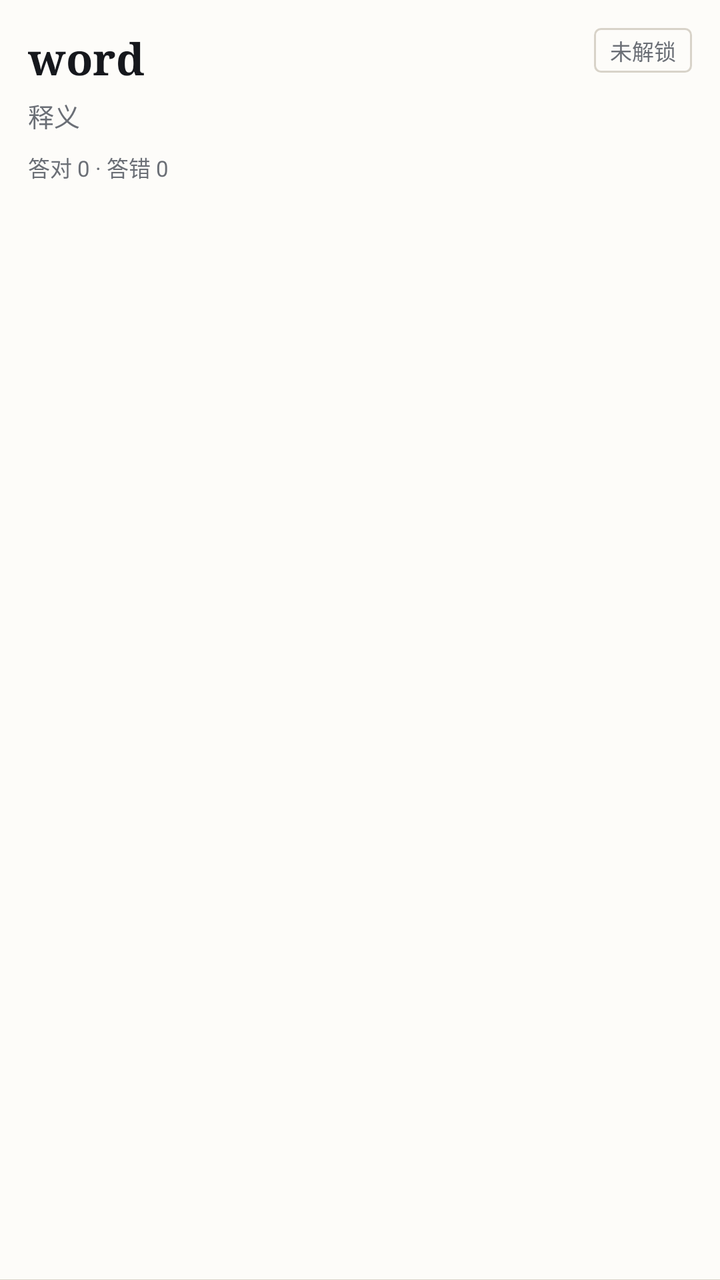
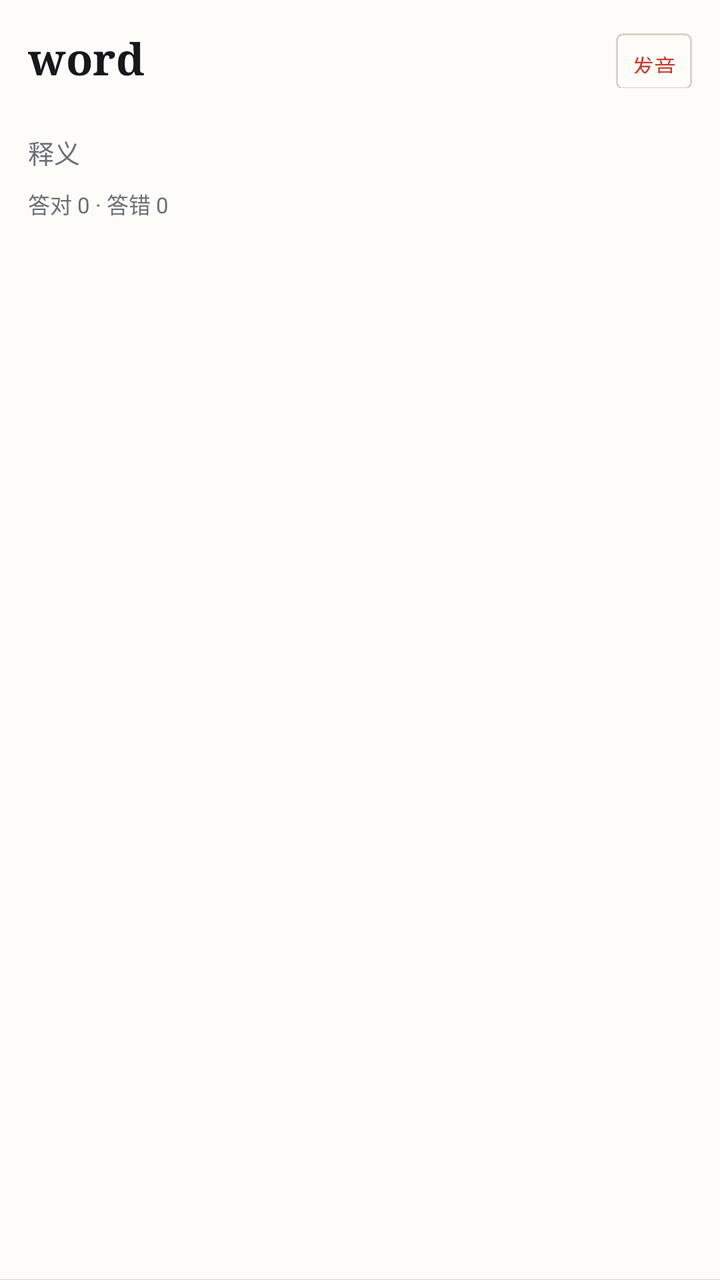

Before-and-after screenshots of an Android layout around one commit, followed by the original layout XML and the change that was made.
<!-- AndroidManifest.xml: application theme AppTheme -->
<!-- res/layout/item_word.xml -->
<?xml version="1.0" encoding="utf-8"?>
<LinearLayout xmlns:android="http://schemas.android.com/apk/res/android"
    android:id="@+id/itemRoot"
    android:layout_width="match_parent"
    android:layout_height="wrap_content"
    android:orientation="horizontal"
    android:background="@drawable/bg_row"
    android:padding="14dp">

    <LinearLayout
        android:layout_width="0dp"
        android:layout_height="wrap_content"
        android:layout_weight="1"
        android:orientation="vertical">

        <LinearLayout
            android:layout_width="match_parent"
            android:layout_height="wrap_content"
            android:orientation="horizontal"
            android:gravity="center_vertical">

            <TextView
                android:id="@+id/tvWord"
                android:layout_width="wrap_content"
                android:layout_height="wrap_content"
                android:fontFamily="serif"
                android:text="word"
                android:textSize="22sp"
                android:textStyle="bold"
                android:textColor="@color/text" />

            <TextView
                android:id="@+id/tvPhonetic"
                android:layout_width="wrap_content"
                android:layout_height="wrap_content"
                android:layout_marginLeft="8dp"
                android:text=""
                android:textSize="12sp"
                android:textColor="@color/text_sub" />
        </LinearLayout>

        <TextView
            android:id="@+id/tvMeaning"
            android:layout_width="match_parent"
            android:layout_height="wrap_content"
            android:layout_marginTop="4dp"
            android:maxLines="2"
            android:ellipsize="end"
            android:text="释义"
            android:textSize="13sp"
            android:lineSpacingExtra="2dp"
            android:textColor="@color/text_sub" />

        <LinearLayout
            android:layout_width="match_parent"
            android:layout_height="wrap_content"
            android:layout_marginTop="8dp"
            android:orientation="horizontal">

            <TextView
                android:id="@+id/tvMeta"
                android:layout_width="0dp"
                android:layout_height="wrap_content"
                android:layout_weight="1"
                android:text="答对 0 · 答错 0"
                android:textSize="11sp"
                android:textColor="@color/text_sub" />

            <TextView
                android:id="@+id/tvReview"
                android:layout_width="wrap_content"
                android:layout_height="wrap_content"
                android:text=""
                android:textSize="11sp"
                android:textColor="@color/primary" />
        </LinearLayout>
    </LinearLayout>

    <TextView
        android:id="@+id/tvState"
        android:layout_width="wrap_content"
        android:layout_height="wrap_content"
        android:layout_marginLeft="8dp"
        android:paddingLeft="8dp"
        android:paddingRight="8dp"
        android:paddingTop="3dp"
        android:paddingBottom="3dp"
        android:background="@drawable/bg_chip"
        android:text="未解锁"
        android:textSize="11sp"
        android:textColor="@color/text_sub" />

</LinearLayout>
<!-- resources referenced by this layout -->
<resources>
  <color name="primary">#C2402F</color>
  <color name="text">#16181D</color>
  <color name="text_sub">#6B6F76</color>
  <!-- drawable bg_chip (drawable) -->
  <?xml version="1.0" encoding="utf-8"?>
  <shape xmlns:android="http://schemas.android.com/apk/res/android" android:shape="rectangle">
      <solid android:color="@color/card" />
      <corners android:radius="3dp" />
      <stroke android:width="1dp" android:color="@color/line" />
      <padding android:left="10dp" android:top="4dp" android:right="10dp" android:bottom="4dp" />
  </shape>
  <!-- drawable bg_row (drawable) -->
  <?xml version="1.0" encoding="utf-8"?>
  <layer-list xmlns:android="http://schemas.android.com/apk/res/android">
      <item>
          <shape android:shape="rectangle">
              <solid android:color="@color/card" />
          </shape>
      </item>
      <item android:gravity="bottom" android:height="1px">
          <shape android:shape="rectangle">
              <solid android:color="@color/line" />
          </shape>
      </item>
  </layer-list>
  <style name="AppTheme" parent="@android:style/Theme.Material.Light.NoActionBar">
          <item name="android:colorPrimary">@color/primary</item>
          <item name="android:colorPrimaryDark">@color/primary_dark</item>
          <item name="android:colorAccent">@color/accent</item>
          <item name="android:windowBackground">@color/bg</item>
          <item name="android:statusBarColor">@color/bg</item>
          <item name="android:windowLightStatusBar">true</item>
          <item name="android:textColorPrimary">@color/text</item>
          <item name="android:textColorSecondary">@color/text_sub</item>
          <item name="android:textColorHint">@color/text_sub</item>
      </style>
  <color name="card">#FDFCF9</color>
  <color name="line">#D8D3C9</color>
  <color name="primary_dark">#9E3225</color>
  <color name="accent">#16181D</color>
  <color name="bg">#F7F5F0</color>
</resources>

<!-- the commit's change to res/layout/item_word.xml (unified diff, before → after) -->
@@ -3,91 +3,84 @@
     android:id="@+id/itemRoot"
     android:layout_width="match_parent"
     android:layout_height="wrap_content"
-    android:orientation="horizontal"
+    android:orientation="vertical"
     android:background="@drawable/bg_row"
     android:padding="14dp">
 
     <LinearLayout
-        android:layout_width="0dp"
+        android:layout_width="match_parent"
         android:layout_height="wrap_content"
-        android:layout_weight="1"
-        android:orientation="vertical">
-
-        <LinearLayout
-            android:layout_width="match_parent"
-            android:layout_height="wrap_content"
-            android:orientation="horizontal"
-            android:gravity="center_vertical">
-
-            <TextView
-                android:id="@+id/tvWord"
-                android:layout_width="wrap_content"
-                android:layout_height="wrap_content"
-                android:fontFamily="serif"
-                android:text="word"
-                android:textSize="22sp"
-                android:textStyle="bold"
-                android:textColor="@color/text" />
-
-            <TextView
-                android:id="@+id/tvPhonetic"
-                android:layout_width="wrap_content"
-                android:layout_height="wrap_content"
-                android:layout_marginLeft="8dp"
-                android:text=""
-                android:textSize="12sp"
-                android:textColor="@color/text_sub" />
-        </LinearLayout>
+        android:orientation="horizontal"
+        android:gravity="top">
 
         <TextView
-            android:id="@+id/tvMeaning"
-            android:layout_width="match_parent"
+            android:id="@+id/tvWord"
+            android:layout_width="0dp"
             android:layout_height="wrap_content"
-            android:layout_marginTop="4dp"
-            android:maxLines="2"
-            android:ellipsize="end"
-            android:text="释义"
-            android:textSize="13sp"
-            android:lineSpacingExtra="2dp"
-            android:textColor="@color/text_sub" />
+            android:layout_weight="1"
+            android:fontFamily="serif"
+            android:text="word"
+            android:textSize="22sp"
+            android:textStyle="bold"
+            android:textColor="@color/text" />
 
-        <LinearLayout
-            android:layout_width="match_parent"
-            android:layout_height="wrap_content"
-            android:layout_marginTop="8dp"
-            android:orientation="horizontal">
-
-            <TextView
-                android:id="@+id/tvMeta"
-                android:layout_width="0dp"
-                android:layout_height="wrap_content"
-                android:layout_weight="1"
-                android:text="答对 0 · 答错 0"
-                android:textSize="11sp"
-                android:textColor="@color/text_sub" />
-
-            <TextView
-                android:id="@+id/tvReview"
-                android:layout_width="wrap_content"
-                android:layout_height="wrap_content"
-                android:text=""
-                android:textSize="11sp"
-                android:textColor="@color/primary" />
-        </LinearLayout>
+        <TextView
+            android:id="@+id/btnItemSpeak"
+            android:layout_width="wrap_content"
+            android:layout_height="28dp"
+            android:layout_marginLeft="8dp"
+            android:background="@drawable/bg_btn_ghost"
+            android:gravity="center"
+            android:paddingLeft="8dp"
+            android:paddingRight="8dp"
+            android:text="发音"
+            android:textSize="11sp"
+            android:textColor="@color/primary" />
     </LinearLayout>
 
     <TextView
-        android:id="@+id/tvState"
-        android:layout_width="wrap_content"
+        android:id="@+id/tvPhonetic"
+        android:layout_width="match_parent"
         android:layout_height="wrap_content"
-        android:layout_marginLeft="8dp"
-        android:paddingLeft="8dp"
-        android:paddingRight="8dp"
-        android:paddingTop="3dp"
-        android:paddingBottom="3dp"
-        android:background="@drawable/bg_chip"
-        android:text="未解锁"
-        android:textSize="11sp"
+        android:layout_marginTop="2dp"
+        android:text=""
+        android:textSize="12sp"
         android:textColor="@color/text_sub" />
 
+    <TextView
+        android:id="@+id/tvMeaning"
+        android:layout_width="match_parent"
+        android:layout_height="wrap_content"
+        android:layout_marginTop="4dp"
+        android:maxLines="2"
+        android:ellipsize="end"
+        android:text="释义"
+        android:textSize="13sp"
+        android:lineSpacingExtra="2dp"
+        android:textColor="@color/text_sub" />
+
+    <LinearLayout
+        android:layout_width="match_parent"
+        android:layout_height="wrap_content"
+        android:layout_marginTop="8dp"
+        android:orientation="horizontal">
+
+        <TextView
+            android:id="@+id/tvMeta"
+            android:layout_width="0dp"
+            android:layout_height="wrap_content"
+            android:layout_weight="1"
+            android:text="答对 0 · 答错 0"
+            android:textSize="11sp"
+            android:textColor="@color/text_sub" />
+
+        <TextView
+            android:id="@+id/tvReview"
+            android:layout_width="wrap_content"
+            android:layout_height="wrap_content"
+            android:text=""
+            android:textSize="11sp"
+            android:textColor="@color/primary" />
+    </LinearLayout>
+
 </LinearLayout>
<!-- resource entries referenced after the edit -->
@@ -3,13 +3,13 @@
   <color name="primary">#C2402F</color>
   <color name="text">#16181D</color>
   <color name="text_sub">#6B6F76</color>
-  <!-- drawable bg_chip (drawable) -->
+  <!-- drawable bg_btn_ghost (drawable) -->
   <?xml version="1.0" encoding="utf-8"?>
   <shape xmlns:android="http://schemas.android.com/apk/res/android" android:shape="rectangle">
       <solid android:color="@color/card" />
       <corners android:radius="3dp" />
       <stroke android:width="1dp" android:color="@color/line" />
-      <padding android:left="10dp" android:top="4dp" android:right="10dp" android:bottom="4dp" />
+      <padding android:left="12dp" android:top="8dp" android:right="12dp" android:bottom="8dp" />
   </shape>
   <!-- drawable bg_row (drawable) -->
   <?xml version="1.0" encoding="utf-8"?>
